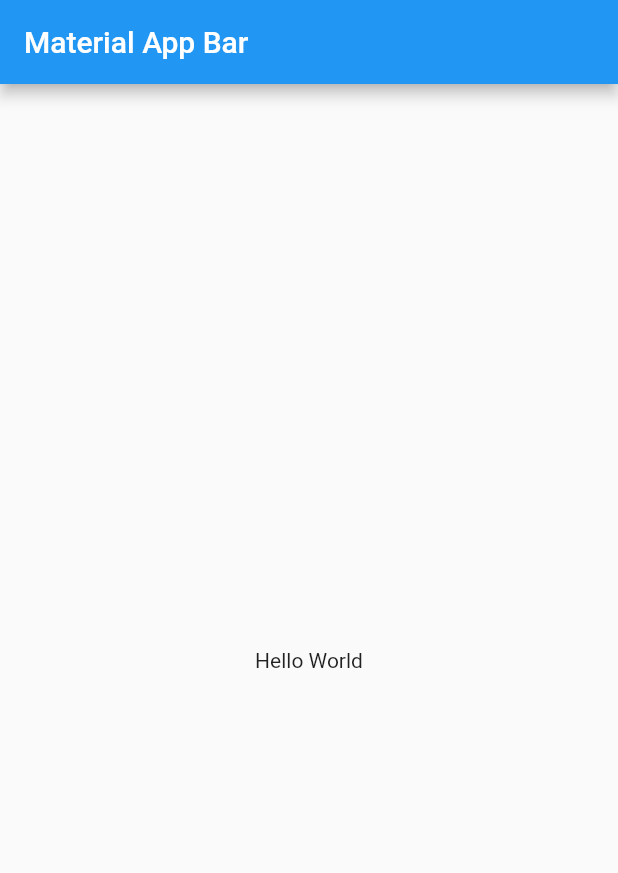
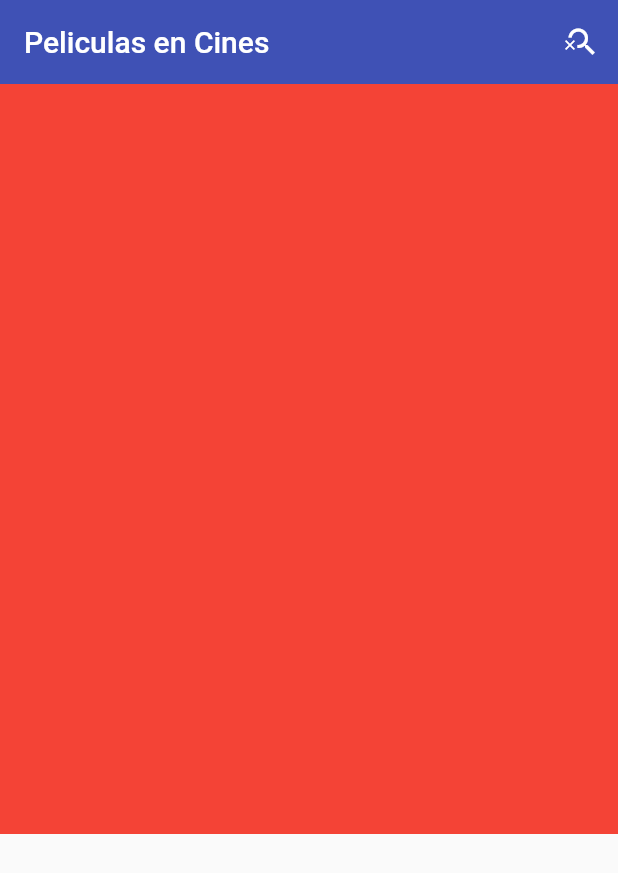
Before and after one commit to DerekMazino/peliculas-flutter, a Flutter app: the screen it shows after launch, on a phone screen of 412 x 824 dp. Shown: the top 873 px of the screen. Run offline on Flutter 3.47's test engine with Material 2 defaults, Android fonts, the phone set to English and light mode, and no system bars.

```diff
--- a/lib/main.dart
+++ b/lib/main.dart
@@ -1,4 +1,7 @@
 import 'package:flutter/material.dart';
+import 'package:peliculas/screens/screens.dart';
+
+
 
 void main() => runApp(MyApp());
 
@@ -6,16 +9,18 @@ class MyApp extends StatelessWidget {
   @override
   Widget build(BuildContext context) {
     return MaterialApp(
-      title: 'Material App',
-      home: Scaffold(
-        appBar: AppBar(
-          title: Text('Material App Bar'),
-        ),
-        body: Center(
-          child: Container(
-            child: Text('Hello World'),
-          ),
-        ),
+      debugShowCheckedModeBanner: false,
+      title: 'Peliculas',
+      initialRoute: 'home',
+      routes: {
+        'home': ( _ ) =>HomeScreen(),
+        'details': ( _ ) =>DetailsScreen(),
+
+      },
+      theme: ThemeData.light().copyWith(
+        appBarTheme: AppBarTheme(
+          color: Colors.indigo
+        )
       ),
     );
   }
--- /dev/null
+++ b/lib/screens/details_screen.dart
@@ -0,0 +1,15 @@
+import 'package:flutter/material.dart';
+
+class DetailsScreen extends StatelessWidget {
+
+  @override
+  Widget build(BuildContext context) {
+    return Scaffold(
+        body: Container(
+        child: Center(
+          child: Text('Details Screen '),
+        ),
+      ),
+    );
+  }
+}
--- /dev/null
+++ b/lib/screens/home_screen.dart
@@ -0,0 +1,28 @@
+import 'package:flutter/material.dart';
+import 'package:peliculas/widgets/widgets.dart';
+
+class HomeScreen extends StatelessWidget {
+
+  @override
+  Widget build(BuildContext context) {
+    return Scaffold(
+        appBar: AppBar(
+          title: Text('Peliculas en Cines'),
+          elevation: 0,
+          actions: [
+            IconButton(
+              onPressed: () {},
+              icon: Icon(Icons.search_off_outlined)
+            )
+          ],
+        ),
+        body: Column(
+          children: [
+
+              CardSwiper()
+            //Listado horizontal de Peliculas
+          ],
+        ),
+    );
+  }
+}
--- /dev/null
+++ b/lib/screens/screens.dart
@@ -0,0 +1,2 @@
+export 'package:peliculas/screens/details_screen.dart';
+export 'package:peliculas/screens/home_screen.dart';
--- /dev/null
+++ b/lib/widgets/card_swiper.dart
@@ -0,0 +1,14 @@
+import 'package:flutter/material.dart';
+
+class CardSwiper extends StatelessWidget {
+
+
+  @override
+  Widget build(BuildContext context) {
+    return Container(
+      width: double.infinity,
+      height: 500,
+      color: Colors.red,
+    );
+  }
+}
--- /dev/null
+++ b/lib/widgets/widgets.dart
@@ -0,0 +1 @@
+export 'package:peliculas/widgets/card_swiper.dart';
```
